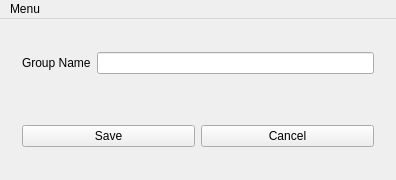
This is gui/newmember copy.ui in BoraYang/onnuri as Qt 5 draws it before an edit. The edited form follows.
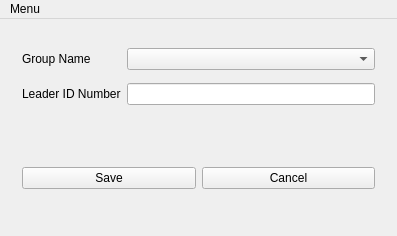
This is the edited form.

Commit message:
Merge remote-tracking branch 'origin/master'
# Conflicts:
#	venv/bin/activate
#	venv/bin/activate.csh
#	venv/bin/activate.fish
#	venv/bin/easy_install
#	venv/bin/pip
#	venv/bin/python

Patch:
```diff
--- a/gui/newmember copy.ui
+++ b/gui/newmember copy.ui
@@ -6,8 +6,8 @@
    <rect>
     <x>0</x>
     <y>0</y>
-    <width>396</width>
-    <height>180</height>
+    <width>397</width>
+    <height>236</height>
    </rect>
   </property>
   <property name="windowTitle">
@@ -34,9 +34,19 @@
          </property>
         </widget>
        </item>
-       <item row="0" column="1">
+       <item row="1" column="0">
+        <widget class="QLabel" name="label_2">
+         <property name="text">
+          <string>Leader ID Number</string>
+         </property>
+        </widget>
+       </item>
+       <item row="1" column="1">
         <widget class="QLineEdit" name="lineEdit"/>
        </item>
+       <item row="0" column="1">
+        <widget class="QComboBox" name="comboBox"/>
+       </item>
       </layout>
      </widget>
     </item>
@@ -73,7 +83,7 @@
     <rect>
      <x>0</x>
      <y>0</y>
-     <width>396</width>
+     <width>397</width>
      <height>22</height>
     </rect>
    </property>
```
